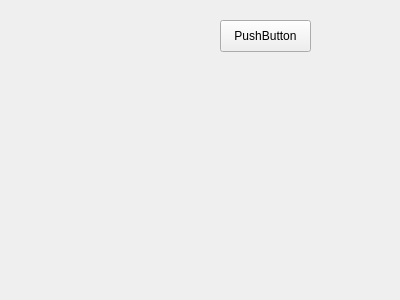
Old version of the form src/mainwindow.ui in the repository jiangzc/CuteTranslation.
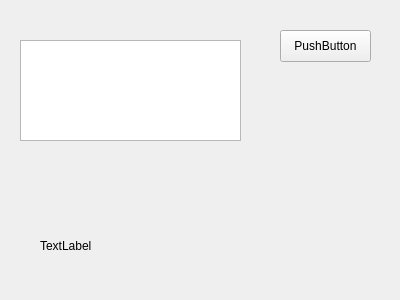
New version of the form.

Patch:
```diff
--- a/src/mainwindow.ui
+++ b/src/mainwindow.ui
@@ -14,8 +14,8 @@
    <widget class="QPushButton" name="pushButton">
     <property name="geometry">
      <rect>
-      <x>220</x>
-      <y>20</y>
+      <x>280</x>
+      <y>30</y>
       <width>91</width>
       <height>32</height>
      </rect>
@@ -24,6 +24,29 @@
      <string>PushButton</string>
     </property>
    </widget>
+   <widget class="QLabel" name="label">
+    <property name="geometry">
+     <rect>
+      <x>40</x>
+      <y>220</y>
+      <width>231</width>
+      <height>51</height>
+     </rect>
+    </property>
+    <property name="text">
+     <string>TextLabel</string>
+    </property>
+   </widget>
+   <widget class="QTextBrowser" name="textBrowser">
+    <property name="geometry">
+     <rect>
+      <x>20</x>
+      <y>40</y>
+      <width>221</width>
+      <height>101</height>
+     </rect>
+    </property>
+   </widget>
   </widget>
  </widget>
  <layoutdefault spacing="6" margin="11"/>
```
